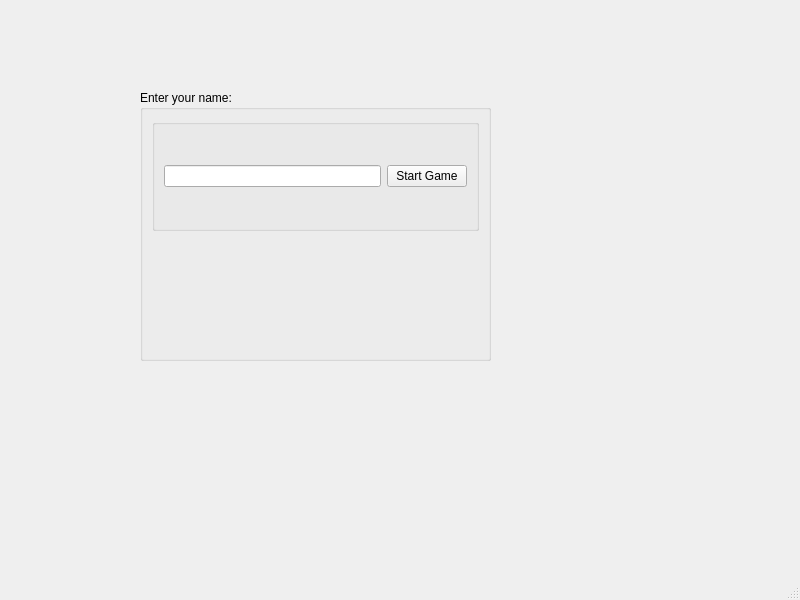
This is code/forms/multiplayermenu.ui in andricmitrovic/02-the-mill-game as Qt 5 draws it before an edit. The edited form follows.
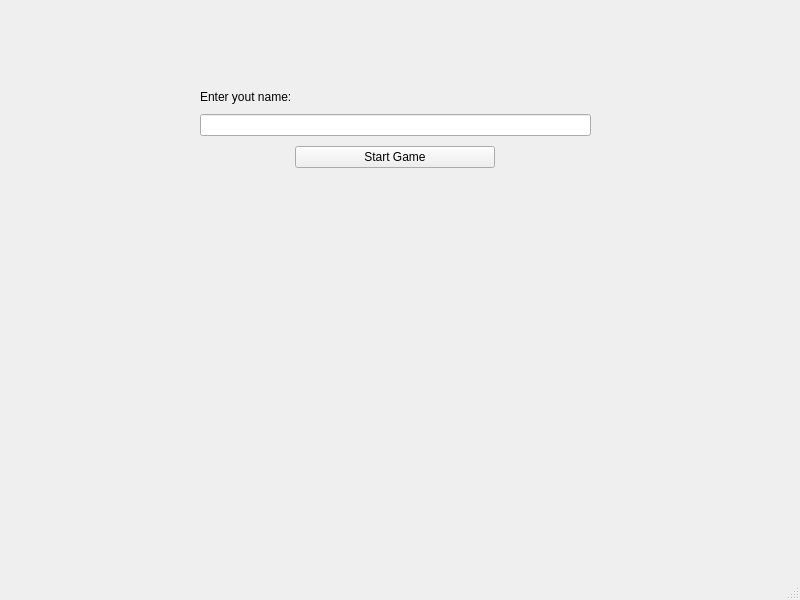
This is the edited form.

```diff
--- a/code/forms/multiplayermenu.ui
+++ b/code/forms/multiplayermenu.ui
@@ -14,25 +14,32 @@
    <string>MainWindow</string>
   </property>
   <widget class="QWidget" name="centralwidget">
-   <widget class="QGroupBox" name="groupBox">
+   <widget class="QWidget" name="verticalLayoutWidget">
     <property name="geometry">
      <rect>
-      <x>140</x>
+      <x>200</x>
       <y>90</y>
-      <width>351</width>
-      <height>271</height>
+      <width>391</width>
+      <height>191</height>
      </rect>
     </property>
-    <property name="title">
-     <string>Enter your name: </string>
-    </property>
     <layout class="QVBoxLayout" name="verticalLayout">
+     <property name="spacing">
+      <number>10</number>
+     </property>
      <item>
-      <widget class="QGroupBox" name="groupBox_2">
-       <property name="title">
-        <string/>
+      <widget class="QLabel" name="label">
+       <property name="sizePolicy">
+        <sizepolicy hsizetype="Preferred" vsizetype="Fixed">
+         <horstretch>0</horstretch>
+         <verstretch>0</verstretch>
+        </sizepolicy>
        </property>
-       <layout class="QHBoxLayout" name="horizontalLayout">
+       <property name="text">
+        <string>Enter yout name:</string>
+       </property>
+      </widget>
+     </item>
         <item>
          <widget class="QLineEdit" name="leName">
           <property name="text">
@@ -41,17 +48,45 @@
          </widget>
         </item>
         <item>
+      <layout class="QHBoxLayout" name="horizontalLayout">
+       <property name="spacing">
+        <number>0</number>
+       </property>
+       <property name="sizeConstraint">
+        <enum>QLayout::SetFixedSize</enum>
+       </property>
+       <item>
          <widget class="QPushButton" name="connectBtn">
+         <property name="sizePolicy">
+          <sizepolicy hsizetype="Fixed" vsizetype="Fixed">
+           <horstretch>0</horstretch>
+           <verstretch>0</verstretch>
+          </sizepolicy>
+         </property>
+         <property name="minimumSize">
+          <size>
+           <width>200</width>
+           <height>0</height>
+          </size>
+         </property>
+         <property name="layoutDirection">
+          <enum>Qt::LeftToRight</enum>
+         </property>
           <property name="text">
            <string>Start Game</string>
           </property>
          </widget>
         </item>
        </layout>
-      </widget>
      </item>
      <item>
       <widget class="QLabel" name="laError">
+       <property name="sizePolicy">
+        <sizepolicy hsizetype="Preferred" vsizetype="Preferred">
+         <horstretch>0</horstretch>
+         <verstretch>0</verstretch>
+        </sizepolicy>
+       </property>
        <property name="text">
         <string/>
        </property>
```
Left out of the diff: 2 changed lines with no effect on the pictures. Lines whose indentation alone changed are shown as unchanged.
